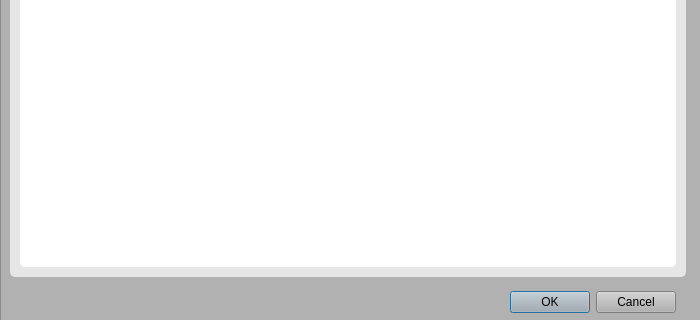
This is outputdialog.ui in mvxt/noximGUI as Qt 5 draws it before an edit; both pictures show x 0 to 700 and y 259 to 579 of the 700 by 579 pixel window. The edited form follows.
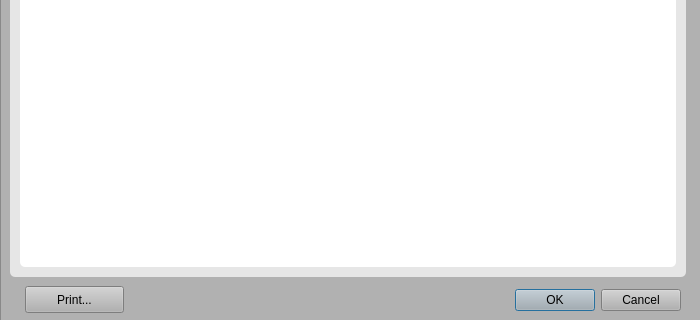
This is the edited form.

```diff
--- a/outputdialog.ui
+++ b/outputdialog.ui
@@ -77,10 +77,10 @@
    <widget class="QDialogButtonBox" name="Output_Dialog_ButtonBox_4">
     <property name="geometry">
      <rect>
-      <x>-25</x>
-      <y>545</y>
-      <width>701</width>
-      <height>32</height>
+      <x>145</x>
+      <y>541</y>
+      <width>536</width>
+      <height>36</height>
      </rect>
     </property>
     <property name="orientation">
@@ -90,6 +90,19 @@
      <set>QDialogButtonBox::Cancel|QDialogButtonBox::Ok</set>
     </property>
    </widget>
+   <widget class="QPushButton" name="Print_Button">
+    <property name="geometry">
+     <rect>
+      <x>25</x>
+      <y>545</y>
+      <width>99</width>
+      <height>27</height>
+     </rect>
+    </property>
+    <property name="text">
+     <string>Print...</string>
+    </property>
+   </widget>
   </widget>
  </widget>
  <resources/>
```
Left out of the diff: 12 changed lines with no effect on the pictures.
